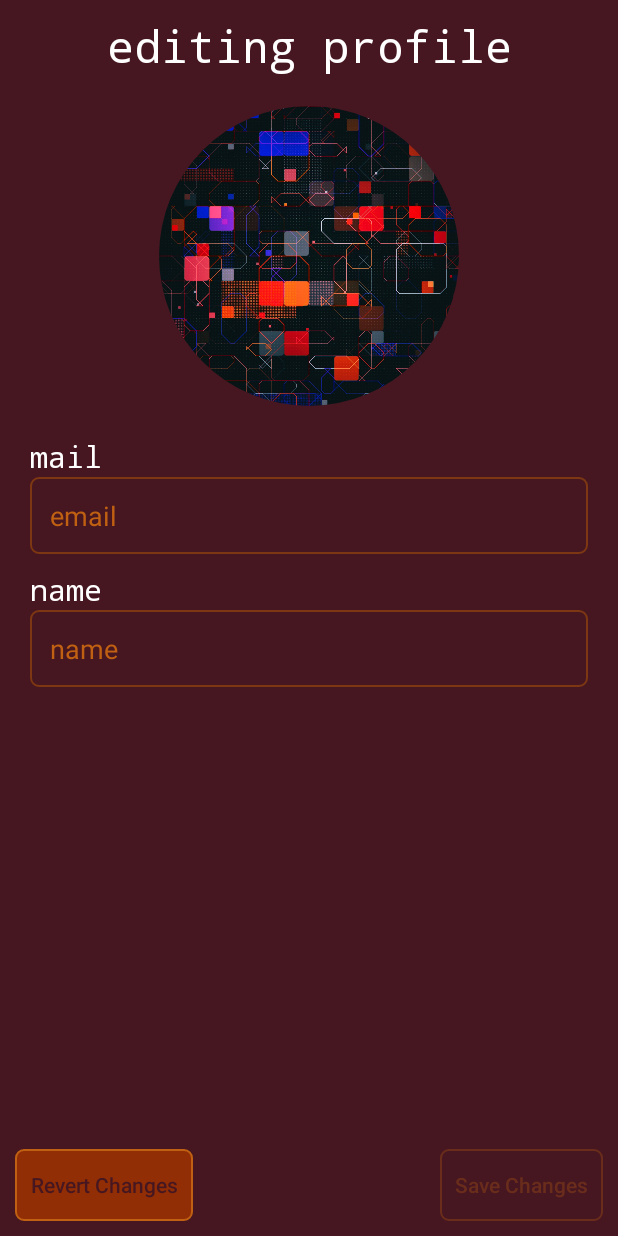
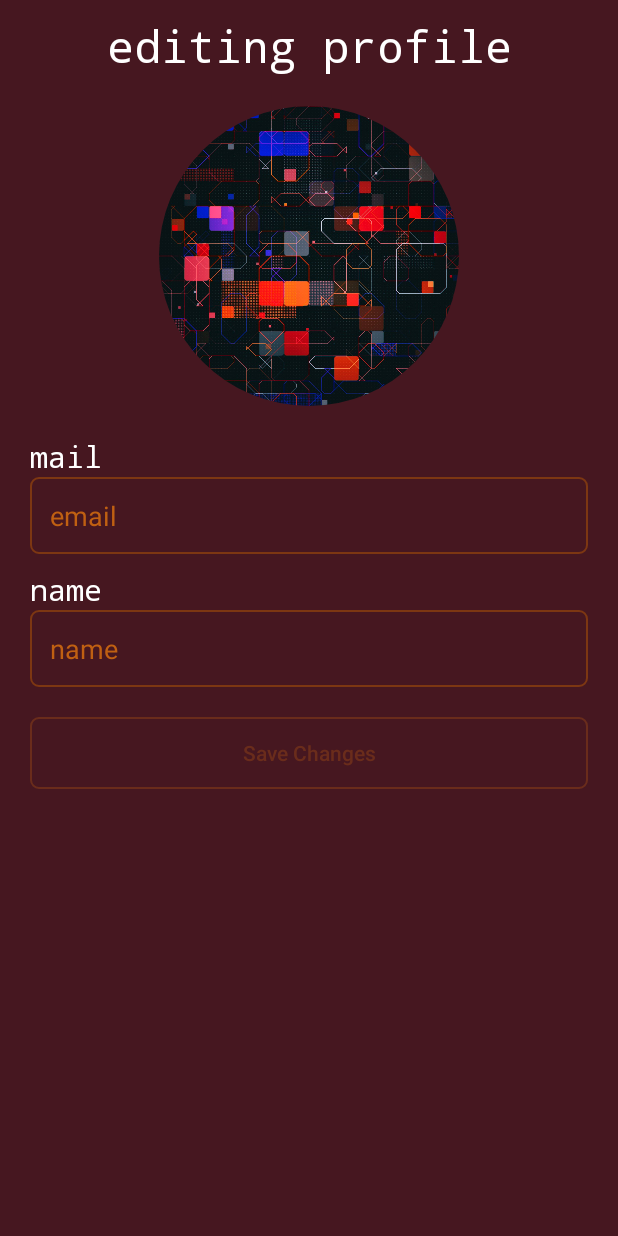
Before and after one commit to P1nkL1on/AndroidInspBoard, an Android app: the EditProfileActivity screen opened directly, with no data from a screen before it, on a phone screen of 412 x 824 dp. Run offline under Robolectric (Android 15) with nearby library versions, the phone set to English and light mode, and no system bars; our stand-ins replace CircleImageView, Firebase (no records; nobody signed in at launch, a user with empty details on screens opened directly); pictures from the network do not load; 1 statement that could not run was skipped.

Commit message:
Fixed usability, layouts, buttons, posts saving logic

```diff
--- a/app/src/main/java/com/example/inspboard/activities/EditProfileActivity.kt
+++ b/app/src/main/java/com/example/inspboard/activities/EditProfileActivity.kt
@@ -34,7 +34,6 @@ class EditProfileActivity : AppCompatActivity(), PasswordDialog.Listener {
         mFirebase = FirebaseHelper(this)
 
         enableButtonIfAllTextsNonEmpty(button_ok, mail_edit, name_edit)
-        button_back.setOnClickListener { finish() }
         button_ok.setOnClickListener { updateUser() }
         image_view_avatar.setOnClickListener { mCamera.takePicture() }
 
@@ -78,7 +77,7 @@ class EditProfileActivity : AppCompatActivity(), PasswordDialog.Listener {
 
     private fun updateUser() {
         mNewUser = mOldUser.copy(
-            name = name_edit.text.toString(),
+            name = toName(name_edit.text.toString()),
             mail = mail_edit.text.toString(),
         )
         val err = isUserOk(mNewUser)
--- a/app/src/main/java/com/example/inspboard/activities/FeedActivity.kt
+++ b/app/src/main/java/com/example/inspboard/activities/FeedActivity.kt
@@ -53,6 +53,8 @@ class FeedActivity : BaseActivity(0), PostViewer {
             ValueEventListenerAdapter { it ->
                 val allPosts = it.children.map { it.asPost()!! }
                     .sortedByDescending { it.timestampDate() }
+                if (allPosts.isEmpty() || postInd >= allPosts.size)
+                    return@ValueEventListenerAdapter
                 val page = allPosts.subList(postInd, min(allPosts.count() - 1, postInd + nPosts))
                 Log.d(TAG, "requestNext: succ posts $postInd..${postInd + page.count()}")
                 onSuccess(page)
--- a/app/src/main/java/com/example/inspboard/activities/ProfileActivity.kt
+++ b/app/src/main/java/com/example/inspboard/activities/ProfileActivity.kt
@@ -45,6 +45,7 @@ class ProfileActivity : BaseActivity(2), PostViewer {
         recycler_view_images.layoutManager = GridLayoutManager(this, 3)
         mFirebase.currentUserPosts().addValueEventListener(ValueEventListenerAdapter{ it ->
             val posts = it.children.map { it.asPost()!! }
+                .filter { it.uid == mFirebase.currentUser().uid }
                 .sortedByDescending { it.timestampDate() }
             recycler_view_images.adapter = ImagesAdapter(this, posts)
         })
@@ -61,10 +62,6 @@ class ProfileActivity : BaseActivity(2), PostViewer {
             image_view_profile.loadImageFullSize(user.photo)
         }
     }
-
-    override fun toggleLike(postId: String) {
-    }
-
     override fun mkLikeCountValueListener(postId: String, onSuccess: (PostLikes) -> Unit): ValueEventListener {
         val reference = mFirebase.database.child("likes/${postId}")
         return reference.addValueEventListener(ValueEventListenerAdapter { it ->
@@ -75,15 +72,18 @@ class ProfileActivity : BaseActivity(2), PostViewer {
         })
     }
 
-    override fun loadLikes(postId: String, position: Int) {
-    }
-
     override fun showPostDetails(post: Post, likes: PostLikes) {
         val intent = Intent(this, PostActivity::class.java)
         intent.putPostAndLikes(post, likes)
         startActivity(intent)
     }
 
+    override fun loadLikes(postId: String, position: Int) {
+    }
+
+    override fun toggleLike(postId: String) {
+    }
+
     override fun requestNext(postInd: Int, nPosts: Int, onSuccess: (List<Post>) -> Unit) {
     }
 }
--- a/app/src/main/java/com/example/inspboard/activities/RegisterActivity.kt
+++ b/app/src/main/java/com/example/inspboard/activities/RegisterActivity.kt
@@ -14,8 +14,6 @@ class RegisterActivity : AppCompatActivity(), EmailFragment.Listener, NamePassFr
     private lateinit var mFirebase: FirebaseHelper
 
     override fun onCreate(savedInstanceState: Bundle?) {
-        // todo: make buttons in layout connected to text
-        //  edit rather than bottom because opf scrolling in keyboard mode
         super.onCreate(savedInstanceState)
         setContentView(R.layout.activity_register)
 
@@ -53,7 +51,7 @@ class RegisterActivity : AppCompatActivity(), EmailFragment.Listener, NamePassFr
         }
         mFirebase.createUserWithEmailAndPassword(mEmail, password) {
             val user = User(
-                name = toName(name),
+                name = name,
                 mail = mEmail
             )
             mFirebase.createUser(it.user!!.uid, user) {
--- a/app/src/main/java/com/example/inspboard/utils/FirebaseHelper.kt
+++ b/app/src/main/java/com/example/inspboard/utils/FirebaseHelper.kt
@@ -50,10 +50,10 @@ class FirebaseHelper(private val activity: Activity) {
         database.child("images/${currentUser().uid}")
 
     fun currentUserPosts(): DatabaseReference =
-        database.child("posts/${currentUser().uid}")
+        database.child("posts/")
 
     fun anonPosts(): DatabaseReference =
-        database.child("posts/anon")
+        database.child("posts/")
 
     fun storeUserPhoto(uri: Uri, onSuccess: () -> Unit) {
         storageCurrentUserPhotos().putFile(uri).addOnCompleteListener {
@@ -110,13 +110,13 @@ class FirebaseHelper(private val activity: Activity) {
     }
 
     fun createPost(post: Post, onSuccess: () -> Unit) {
-        database.child("posts/${currentUser().uid}").push().setValue(post).addOnCompleteListener {
+        database.child("posts").push().setValue(post).addOnCompleteListener {
             it.showErrorOrContinue("Can't add post to database", onSuccess)
         }
     }
 
     fun createPostsAnon(posts: List<Post>, onSuccess: () -> Unit) {
-        val ref = database.child("posts/anon")
+        val ref = database.child("posts")
         var updates = emptyMap<String, Any>()
         posts.map {
             val key = ref.push().key
--- a/app/src/main/res/layout/activity_edit_profile.xml
+++ b/app/src/main/res/layout/activity_edit_profile.xml
@@ -31,68 +31,61 @@
             app:layout_constraintRight_toRightOf="parent"/>
 
         <androidx.constraintlayout.widget.ConstraintLayout
+            android:id="@+id/constraintLayout"
             android:layout_width="match_parent"
             android:layout_height="wrap_content"
-            app:layout_constraintTop_toBottomOf="@id/image_view_avatar"
-            android:padding="20dp">
+            android:padding="20dp"
+            app:layout_constraintTop_toBottomOf="@id/image_view_avatar">
+
             <TextView
+                android:id="@+id/mail_label"
                 style="@style/profile_text_value"
-                android:id="@+id/mail_label"
-                app:layout_constraintTop_toTopOf="parent"
+                android:text="mail"
                 app:layout_constraintStart_toStartOf="parent"
-                android:text="mail"/>
+                app:layout_constraintTop_toTopOf="parent" />
+
             <EditText
-                android:hint="email"
                 android:id="@+id/mail_edit"
                 style="@style/edit_text_style"
                 android:layout_width="match_parent"
                 android:layout_height="wrap_content"
-                app:layout_constraintTop_toBottomOf="@id/mail_label"
+                android:hint="email"
                 android:inputType="textEmailAddress"
-                android:textColor="@color/white"/>
+                android:textColor="@color/white"
+                app:layout_constraintTop_toBottomOf="@id/mail_label" />
+
             <TextView
+                android:id="@+id/name_label"
                 style="@style/profile_text_value"
-                android:id="@+id/name_label"
                 android:layout_marginTop="10dp"
-                app:layout_constraintTop_toBottomOf="@id/mail_edit"
+                android:text="name"
                 app:layout_constraintStart_toStartOf="parent"
-                android:text="name"/>
+                app:layout_constraintTop_toBottomOf="@id/mail_edit" />
+
             <EditText
-                android:hint="name"
                 android:id="@+id/name_edit"
                 style="@style/edit_text_style"
                 android:layout_width="match_parent"
                 android:layout_height="wrap_content"
+                android:layout_marginBottom="10dp"
+                android:hint="name"
                 android:inputType="text"
-                app:layout_constraintTop_toBottomOf="@id/name_label"
-                android:layout_marginBottom="10dp"
-                android:textColor="@color/white"/>
+                android:textColor="@color/white"
+                app:layout_constraintTop_toBottomOf="@id/name_label" />
         </androidx.constraintlayout.widget.ConstraintLayout>
 
-        <androidx.constraintlayout.widget.ConstraintLayout
-            android:layout_width="match_parent"
+
+        <Button
+            android:id="@+id/button_ok"
+            style="@style/button_style"
+            android:layout_width="0dp"
             android:layout_height="wrap_content"
-            app:layout_constraintStart_toStartOf="parent"
-            app:layout_constraintEnd_toEndOf="parent"
-            app:layout_constraintBottom_toBottomOf="parent"
-            android:layout_margin="10dp">
-            <Button
-                android:id="@+id/button_back"
-                style="@style/button_style"
-                android:layout_width="0dp"
-                android:layout_height="wrap_content"
-                app:layout_constraintStart_toStartOf="parent"
-                app:layout_constraintTop_toTopOf="parent"
-                android:text="@string/revert_changes"/>
-            <Button
-                android:id="@+id/button_ok"
-                style="@style/button_style"
-                android:layout_width="0dp"
-                android:layout_height="wrap_content"
-                app:layout_constraintEnd_toEndOf="parent"
-                app:layout_constraintTop_toTopOf="parent"
-                android:text="@string/save_changes"/>
-        </androidx.constraintlayout.widget.ConstraintLayout>
+            android:text="@string/save_changes"
+            android:layout_marginLeft="20dp"
+            android:layout_marginRight="20dp"
+            app:layout_constraintEnd_toEndOf="@+id/constraintLayout"
+            app:layout_constraintStart_toStartOf="@+id/constraintLayout"
+            app:layout_constraintTop_toBottomOf="@+id/constraintLayout" />
 
     </androidx.constraintlayout.widget.ConstraintLayout>
 </ScrollView>
```
